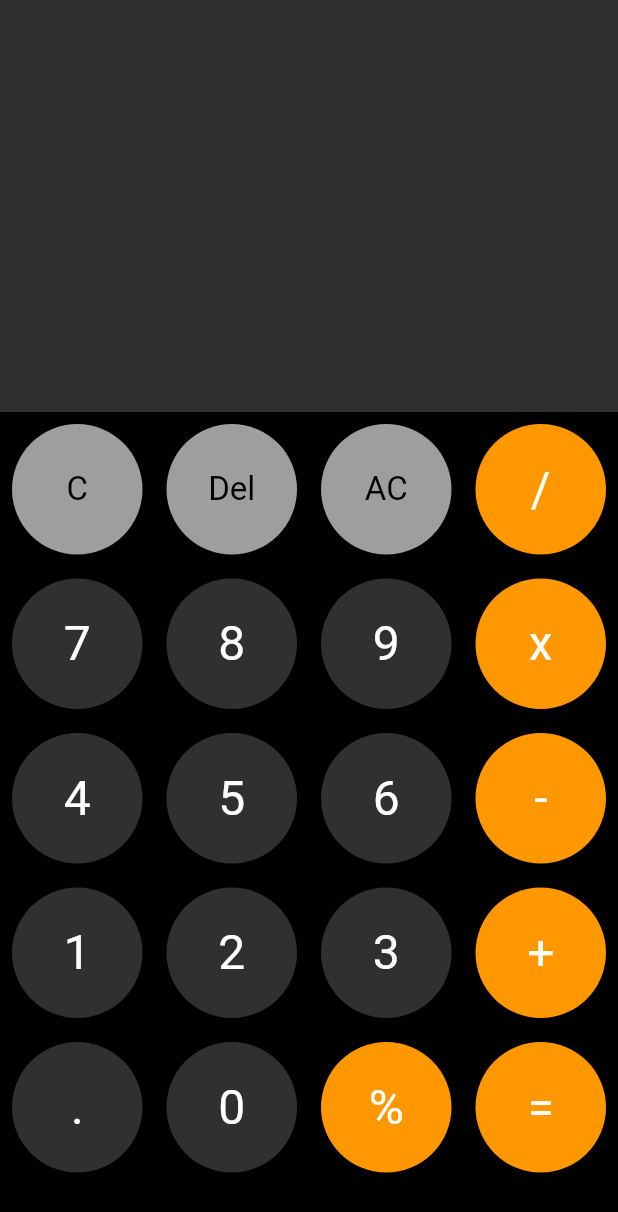
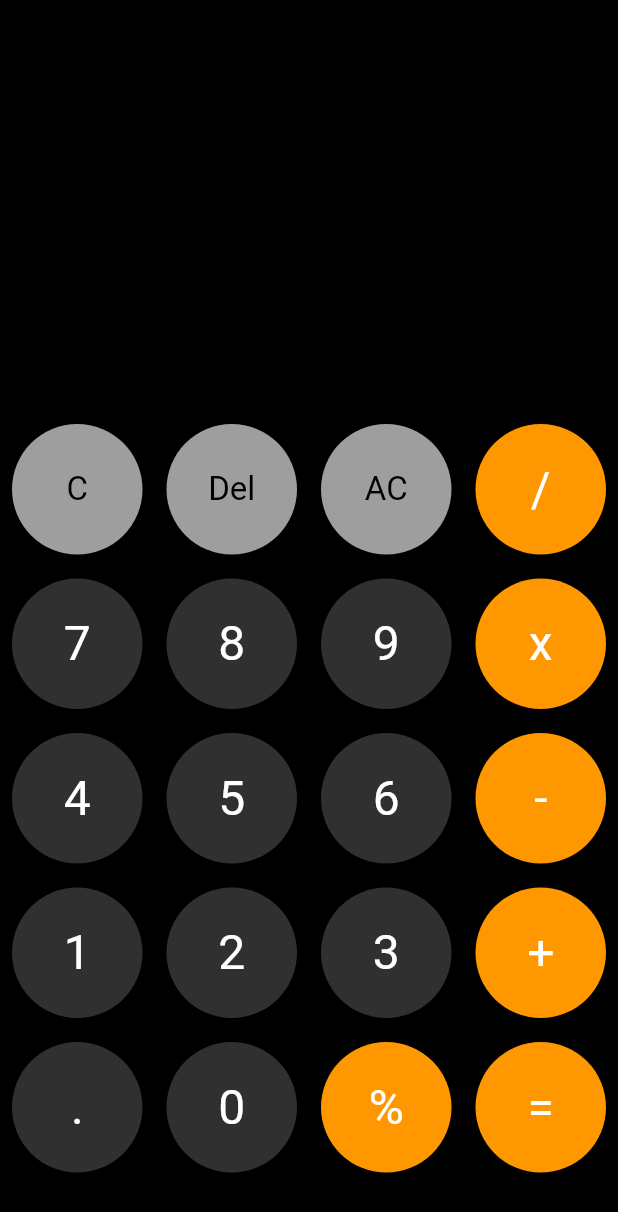
Before and after one commit to YahiaZK/Flutter-Demo-Projects, a Flutter app: the screen it shows after launch, on a phone screen of 412 x 824 dp. Shown: the top 1212 px of the screen. Run offline on Flutter 3.47's test engine with Material 3 defaults, Android fonts, the phone set to English and light mode, and no system bars; our stand-ins replace flutter_slidable, google_fonts, hive_flutter, math_expressions; accounts and stored records are empty.

Commit message:
Update READEME

```diff
--- a/calculator/lib/screens/my_home_screen.dart
+++ b/calculator/lib/screens/my_home_screen.dart
@@ -83,7 +83,6 @@ class _MyHomeScreenState extends State<MyHomeScreen> {
         children: [
           Expanded(
             child: Container(
-              color: Colors.grey[850],
               child: Column(
                 mainAxisAlignment: MainAxisAlignment.spaceEvenly,
                 children: [
```
Also changed, not shown: 3 other files.
